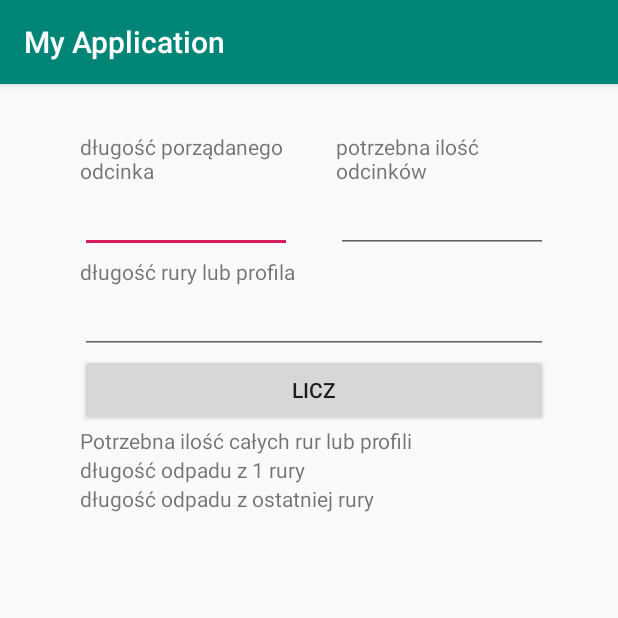
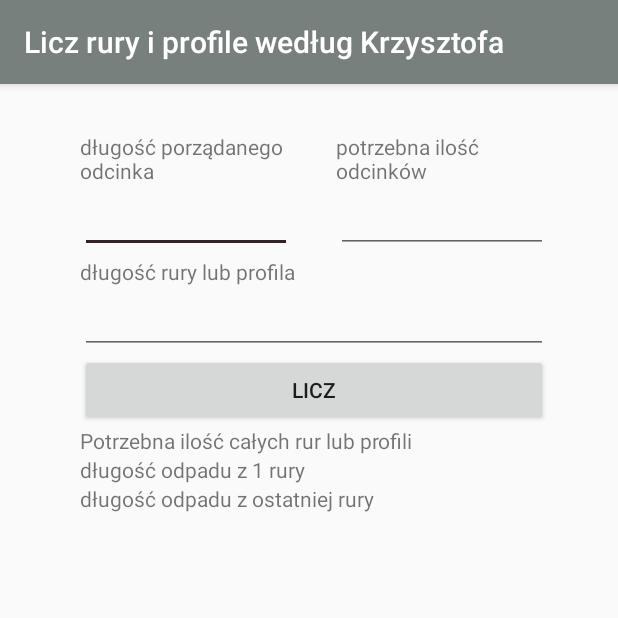
Before and after one commit to KrzysztofGiblewski/LiczRuryIProfile, an Android app: the screen it shows after launch (MainActivity), on a phone screen of 412 x 824 dp, the top half of it. Run offline under Robolectric (Android 15) with nearby library versions, the phone set to English and light mode, and no system bars.

Commit message:
zmiany kolorów i nazwy ale odpad troche nadal zkiszony

```diff
--- a/app/src/main/res/values/colors.xml
+++ b/app/src/main/res/values/colors.xml
@@ -1,6 +1,6 @@
 <?xml version="1.0" encoding="utf-8"?>
 <resources>
-    <color name="colorPrimary">#008577</color>
-    <color name="colorPrimaryDark">#00574B</color>
-    <color name="colorAccent">#D81B60</color>
+    <color name="colorPrimary">#77807C</color>
+    <color name="colorPrimaryDark">#241F1F</color>
+    <color name="colorAccent">#362128</color>
 </resources>
--- a/app/src/main/res/values/strings.xml
+++ b/app/src/main/res/values/strings.xml
@@ -1,3 +1,3 @@
 <resources>
-    <string name="app_name">My Application</string>
+    <string name="app_name">Licz rury i profile według Krzysztofa</string>
 </resources>
```
